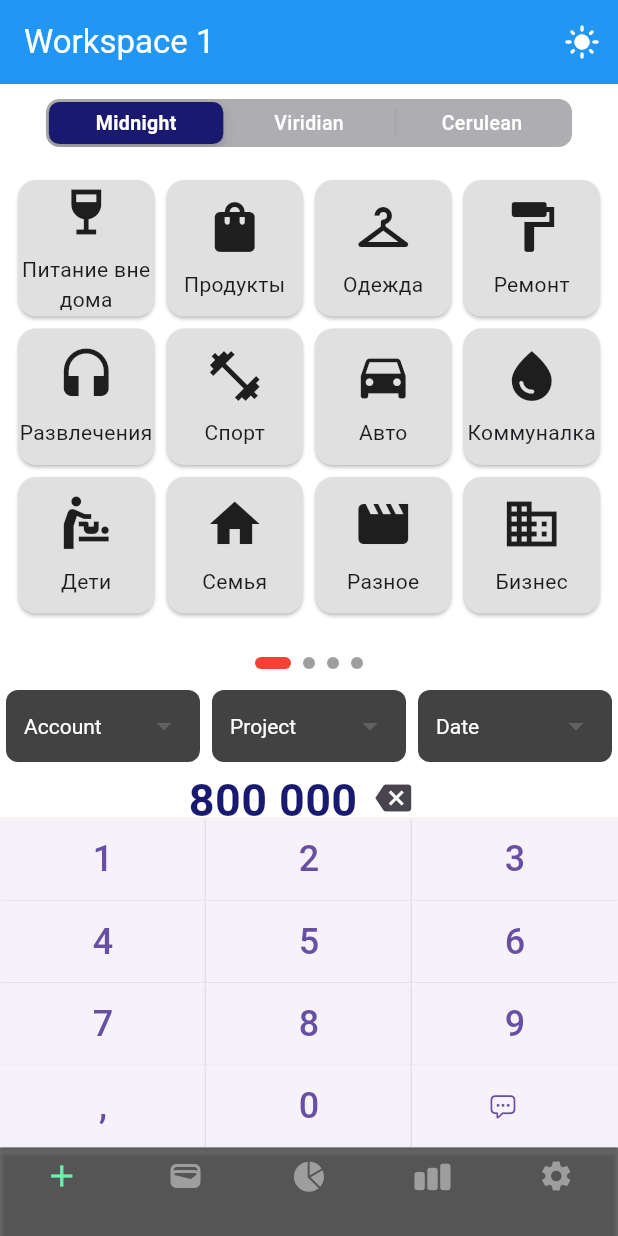
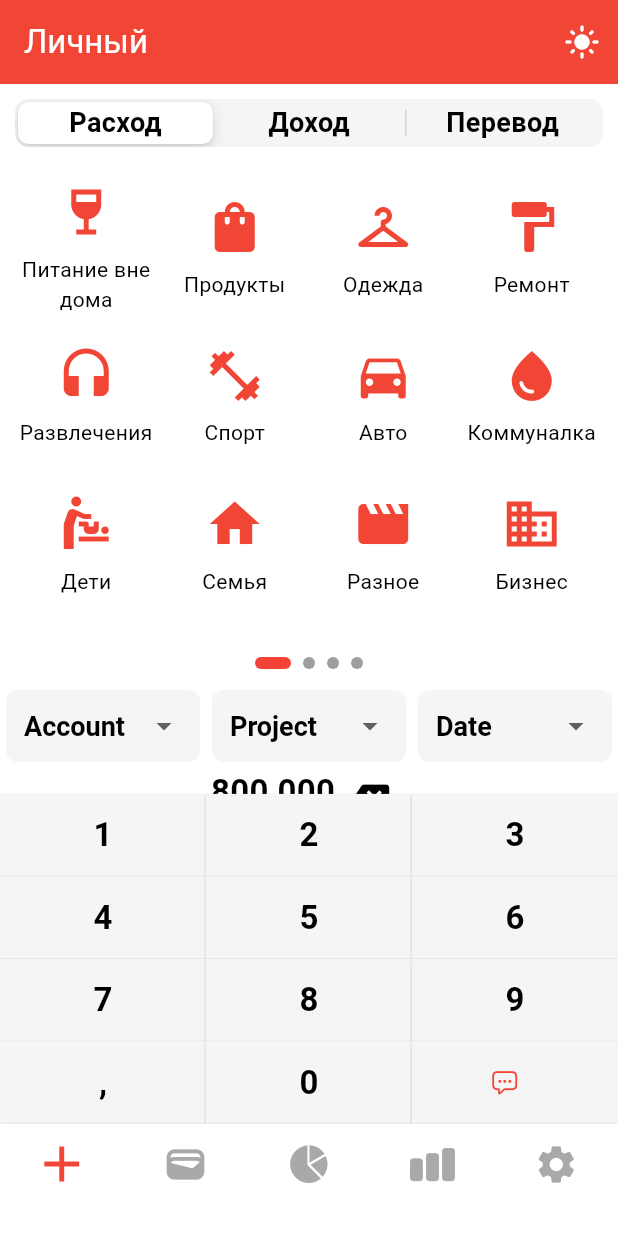
Before and after one commit to dkkairov/flutter_finance_app, a Flutter app: the screen it shows after launch, on a phone screen of 412 x 824 dp. Run offline on Flutter 3.47's test engine with Material 3 defaults, Android fonts, the phone set to English and light mode, and no system bars; drawn by our look-alikes of smooth_page_indicator; our stand-ins replace connectivity_plus, dio, drift, flutter_riverpod, flutter_secure_storage, freezed_annotation; accounts and stored records are empty; generated files the repository leaves out were written again; statements that could not run were skipped.

Commit message:
ИИ этап 2

```diff
--- /dev/null
+++ b/lib/core/theme/app_colors.dart
@@ -0,0 +1,28 @@
+import 'package:flutter/material.dart';
+
+class AppColors {
+  static const Color mainWhite = Color(0xFFFFFFFF);
+  static const Color mainRed = Color(0xFFF14635);
+  static const Color mainYellow = Color(0xFFFFD300);
+  static const Color mainGold = Color(0xFFD5AE6C);
+  static const Color mainGreen = Color(0xFFA3DB5A);
+  static const Color mainBlue = Color(0xFF0089D0);
+  static const Color mainLightGrey = Color(0xFFF5F5F5);
+  static const Color mainDarkGrey = Color(0xFF4A4A4A);
+  static const Color mainGrey = Color(0xFFA9A9A9);
+  static const Color mainBlack = Color(0xFF000000);
+
+  static const Color primary = Color(0xFFF14635);
+  static const Color primaryVariant = Color(0xFFC0382A);
+  static const Color secondary = Color(0xFF0089D0);
+  static const Color secondaryVariant = Color(0xFF006EA6);
+  static const Color surface = Color(0xFFF5F5F5);
+  static const Color background = Color(0xFFFFFFFF);
+  static const Color error = Color(0xFFF14635);
+
+  static const Color onPrimary = Color(0xFFFFFFFF);
+  static const Color onSecondary = Color(0xFF000000);
+  static const Color onSurface = Color(0xFF000000);
+  static const Color onBackground = Color(0xFF000000);
+  static const Color onError = Color(0xFFFFFFFF);
+}
--- /dev/null
+++ b/lib/core/theme/app_text_styles.dart
@@ -0,0 +1,74 @@
+import 'package:flutter/material.dart';
+import 'app_colors.dart';
+
+class AppTextStyles {
+  // 🌞 Светлая тема
+  static const TextStyle normalLarge = TextStyle(
+    fontSize: 22,
+    fontWeight: FontWeight.bold,
+    color: AppColors.onBackground
+  );
+
+  static const TextStyle normalMedium = TextStyle(
+    fontSize: 18,
+    fontWeight: FontWeight.w600,
+      color: AppColors.onBackground
+  );
+
+  static const TextStyle normalSmall = TextStyle(
+    fontSize: 14,
+    fontWeight: FontWeight.normal,
+      color: AppColors.onBackground
+  );
+
+  static const TextStyle onColorNormalLarge = TextStyle(
+    fontSize: 22,
+    fontWeight: FontWeight.bold,
+    color: AppColors.onPrimary,
+  );
+
+  static const TextStyle onColorNormalMedium = TextStyle(
+    fontSize: 18,
+    fontWeight: FontWeight.w600,
+    color: AppColors.onPrimary,
+  );
+
+  static const TextStyle onColorNormalSmall = TextStyle(
+    fontSize: 14,
+    fontWeight: FontWeight.normal,
+    color: AppColors.onPrimary,
+  );
+
+  static const TextStyle successText = TextStyle(
+    fontSize: 14,
+    fontWeight: FontWeight.normal,
+    color: AppColors.mainGreen,
+  );
+
+  static const TextStyle errorText = TextStyle(
+    fontSize: 14,
+    fontWeight: FontWeight.normal,
+    color: AppColors.error,
+  );
+
+
+
+  // 🌚 Тёмная тема
+  static const TextStyle darkNormalLarge = TextStyle(
+    fontSize: 22,
+    fontWeight: FontWeight.normal,
+    color: AppColors.onPrimary,
+  );
+
+  static const TextStyle darkNormalMedium = TextStyle(
+    fontSize: 18,
+    fontWeight: FontWeight.normal,
+    color: AppColors.onPrimary,
+  );
+
+  static const TextStyle darkNormalSmall = TextStyle(
+    fontSize: 14,
+    fontWeight: FontWeight.normal,
+    color: AppColors.onPrimary
+  );
+}
--- a/lib/core/theme/theme_manager.dart
+++ b/lib/core/theme/theme_manager.dart
@@ -1,30 +1,64 @@
-// lib/core/theme/theme_manager.dart
-
 import 'package:flutter/material.dart';
 import 'package:flutter_riverpod/flutter_riverpod.dart';
+
+import 'app_colors.dart';
+import 'app_text_styles.dart';
 
 final themeModeProvider = StateProvider<ThemeMode>((ref) => ThemeMode.system);
 
 class ThemeManager {
   static final lightTheme = ThemeData(
     brightness: Brightness.light,
-    primarySwatch: Colors.blue,
-    scaffoldBackgroundColor: Colors.white,
-    appBarTheme: const AppBarTheme(
-      backgroundColor: Colors.blue,
-      foregroundColor: Colors.white,
+    scaffoldBackgroundColor: AppColors.background,
+    appBarTheme: AppBarTheme(
+      backgroundColor: AppColors.mainRed,
+      foregroundColor: AppColors.mainWhite,
       elevation: 0,
+    ),
+    colorScheme: const ColorScheme(
+      brightness: Brightness.light,
+      primary: AppColors.primary,
+      onPrimary: AppColors.onPrimary,
+      primaryContainer: AppColors.primaryVariant,
+      secondary: AppColors.secondary,
+      onSecondary: AppColors.onSecondary,
+      secondaryContainer: AppColors.secondaryVariant,
+      surface: AppColors.surface,
+      onSurface: AppColors.onSurface,
+      error: AppColors.error,
+      onError: AppColors.onError,
+    ),
+    useMaterial3: true,
+    textTheme: const TextTheme(
+      headlineLarge: AppTextStyles.normalLarge,
+      headlineMedium: AppTextStyles.normalMedium,
+      bodyLarge: AppTextStyles.normalLarge,
+      bodyMedium: AppTextStyles.normalMedium,
+      labelLarge: AppTextStyles.normalLarge,
     ),
   );
 
   static final darkTheme = ThemeData(
     brightness: Brightness.dark,
-    primarySwatch: Colors.blue,
-    scaffoldBackgroundColor: Colors.black,
-    appBarTheme: const AppBarTheme(
-      backgroundColor: Colors.black,
-      foregroundColor: Colors.white,
-      elevation: 0,
+    colorScheme: const ColorScheme(
+      brightness: Brightness.dark,
+      primary: AppColors.primary,
+      onPrimary: AppColors.onPrimary,
+      primaryContainer: AppColors.primaryVariant,
+      secondary: AppColors.secondary,
+      onSecondary: AppColors.onSecondary,
+      secondaryContainer: AppColors.secondaryVariant,
+      surface: Color(0xFF1E1E1E),
+      onSurface: Colors.white,
+      error: AppColors.error,
+      onError: AppColors.onError,
     ),
+    textTheme: const TextTheme(
+      bodyLarge: AppTextStyles.darkNormalLarge,
+      bodyMedium: AppTextStyles.darkNormalMedium,
+      bodySmall: AppTextStyles.darkNormalSmall,
+      // Можно дополнить другими стилями, если нужно
+    ),
+    useMaterial3: true,
   );
 }
--- a/lib/features/add/presentation/add_screen.dart
+++ b/lib/features/add/presentation/add_screen.dart
@@ -1,4 +1,5 @@
 import 'package:flutter/material.dart';
+import 'package:flutter_app_1/core/theme/app_colors.dart';
 import 'package:flutter_app_1/features/add/presentation/sum_viewer_widget.dart';
 import 'package:flutter_app_1/features/add/presentation/transaction_type_selector_widget.dart';
 import 'package:flutter_riverpod/flutter_riverpod.dart';
@@ -9,14 +10,8 @@ import 'numeric_keypad_widget.dart';
 
 enum TransactionType { expense, income, transfer}
 
-Map<TransactionType, Color> skyColors = <TransactionType, Color>{
-  TransactionType.expense: const Color(0xff191970),
-  TransactionType.income: const Color(0xff40826d),
-  TransactionType.transfer: const Color(0xff007ba7),
-};
-
 class AddScreen extends ConsumerWidget {
-  AddScreen({super.key});
+  const AddScreen({super.key});
 
   @override
   Widget build(BuildContext context, WidgetRef ref) {
--- a/lib/features/add/presentation/additional_fields_widget.dart
+++ b/lib/features/add/presentation/additional_fields_widget.dart
@@ -1,4 +1,7 @@
 import 'package:flutter/material.dart';
+import 'package:flutter_app_1/core/theme/app_text_styles.dart';
+
+import '../../../core/theme/app_colors.dart';
 
 class AdditionalFieldsWidget extends StatefulWidget {
   @override
@@ -31,7 +34,7 @@ class _AdditionalFieldsWidgetState extends State<AdditionalFieldsWidget> {
                     padding: const EdgeInsets.all(4.0),
                     child: Container(
                       decoration: BoxDecoration(
-                        color: Colors.grey[800], // Серый фон
+                        color: AppColors.mainLightGrey,
                         borderRadius: BorderRadius.circular(8),
                       ),
                       padding: const EdgeInsets.symmetric(horizontal: 12),
@@ -40,8 +43,8 @@ class _AdditionalFieldsWidgetState extends State<AdditionalFieldsWidget> {
                         decoration: const InputDecoration(
                           border: InputBorder.none,
                         ),
-                        dropdownColor: Colors.grey[900], // Цвет списка
-                        style: const TextStyle(color: Colors.white), // Белый текст
+                        dropdownColor: AppColors.mainDarkGrey,
+                        style: AppTextStyles.normalMedium,
                         items: ['Option 1', 'Option 2', 'Option 3']
                             .map((item) => DropdownMenuItem(
                           value: item,
@@ -55,7 +58,7 @@ class _AdditionalFieldsWidgetState extends State<AdditionalFieldsWidget> {
                         },
                         hint: Text(
                           fields[j],
-                          style: const TextStyle(color: Colors.white),
+                          style: AppTextStyles.normalMedium,
                         ),
                       ),
                     ),
--- a/lib/features/add/presentation/category_picker_widget.dart
+++ b/lib/features/add/presentation/category_picker_widget.dart
@@ -1,4 +1,6 @@
 import 'package:flutter/material.dart';
+import 'package:flutter_app_1/core/theme/app_colors.dart';
+import 'package:flutter_app_1/core/theme/app_text_styles.dart';
 import 'package:smooth_page_indicator/smooth_page_indicator.dart';
 
 class CategoryPickerWidget extends StatelessWidget {
@@ -104,14 +106,14 @@ class CategoryTile extends StatelessWidget {
 
   @override
   Widget build(BuildContext context) {
-    return Card(
-      color: Colors.grey[300],
+    return Container(
+      color: AppColors.background,
       child: Column(
         mainAxisAlignment: MainAxisAlignment.center,
         children: [
-          Icon(category.icon, size: 40, color: Colors.black87),
+          Icon(category.icon, size: 40, color: AppColors.primary),
           const SizedBox(height: 8),
-          Text(category.name, textAlign: TextAlign.center, style: const TextStyle(fontSize: 14)),
+          Text(category.name, textAlign: TextAlign.center, style: AppTextStyles.normalSmall),
         ],
       ),
     );
--- a/lib/features/add/presentation/numeric_keypad_widget.dart
+++ b/lib/features/add/presentation/numeric_keypad_widget.dart
@@ -1,5 +1,6 @@
 import 'package:flutter/cupertino.dart';
 import 'package:flutter/material.dart';
+import 'package:flutter_app_1/core/theme/app_text_styles.dart';
 
 class NumericKeypadWidget extends StatelessWidget {
   final void Function(String) onKeyPressed;
@@ -36,16 +37,14 @@ class NumericKeypadWidget extends StatelessWidget {
             )
             : ElevatedButton(
             onPressed: () => onKeyPressed(keys[index]),
-            child: Text(
-                keys[index],
-                style: const TextStyle(
-                  fontSize: 24,
-                )
-            ),
             style: ElevatedButton.styleFrom(
               shape: RoundedRectangleBorder(
                 borderRadius: BorderRadius.zero,
               ),
+            ),
+            child: Text(
+                keys[index],
+                style: AppTextStyles.normalLarge
             ),
         );
       },
--- a/lib/features/add/presentation/sum_viewer_widget.dart
+++ b/lib/features/add/presentation/sum_viewer_widget.dart
@@ -1,4 +1,5 @@
 import 'package:flutter/material.dart';
+import 'package:flutter_app_1/core/theme/app_text_styles.dart';
 import 'add_screen.dart';
 
 class SumViewerWidget extends StatelessWidget {
@@ -12,11 +13,7 @@ class SumViewerWidget extends StatelessWidget {
         children: [
           Text(
             '800 000',
-            style: TextStyle(
-                fontSize: 30,
-                fontWeight: FontWeight.bold,
-                color: skyColors[TransactionType.expense]
-            ),
+            style: AppTextStyles.normalLarge,
           ),
           IconButton(
               onPressed: () {},
--- a/lib/features/add/presentation/transaction_type_selector_widget.dart
+++ b/lib/features/add/presentation/transaction_type_selector_widget.dart
@@ -1,5 +1,7 @@
 import 'package:flutter/cupertino.dart';
 import 'package:flutter/material.dart';
+import 'package:flutter_app_1/core/theme/app_colors.dart';
+import 'package:flutter_app_1/core/theme/app_text_styles.dart';
 import 'add_screen.dart';
 
 class TransactionTypeSelectorWidget extends StatelessWidget {
@@ -17,26 +19,26 @@ class TransactionTypeSelectorWidget extends StatelessWidget {
     return Container(
       padding: const EdgeInsets.all(10.0),
       child: CupertinoSlidingSegmentedControl<TransactionType>(
-        backgroundColor: CupertinoColors.systemGrey2,
-        thumbColor: skyColors[selectedSegment]!,
+        backgroundColor: AppColors.mainLightGrey,
+        thumbColor: AppColors.mainWhite,
         groupValue: selectedSegment,
         onValueChanged: (TransactionType? value) {
           if (value != null) {
             onValueChanged(value);
           }
         },
-        children: const <TransactionType, Widget>{
+        children: <TransactionType, Widget>{
           TransactionType.expense: Padding(
             padding: EdgeInsets.symmetric(horizontal: 20),
-            child: Text('Midnight', style: TextStyle(color: CupertinoColors.white)),
+            child: Text('Расход', style: AppTextStyles.normalMedium),
           ),
           TransactionType.income: Padding(
             padding: EdgeInsets.symmetric(horizontal: 20),
-            child: Text('Viridian', style: TextStyle(color: CupertinoColors.white)),
+            child: Text('Доход', style: AppTextStyles.normalMedium),
           ),
           TransactionType.transfer: Padding(
             padding: EdgeInsets.symmetric(horizontal: 20),
-            child: Text('Cerulean', style: TextStyle(color: CupertinoColors.white)),
+            child: Text('Перевод', style: AppTextStyles.normalMedium),
           ),
         },
       ),
--- a/lib/features/main/presentation/main_screen.dart
+++ b/lib/features/main/presentation/main_screen.dart
@@ -2,12 +2,14 @@ import 'package:flutter/cupertino.dart';
 import 'package:flutter/material.dart';
 import 'package:flutter_app_1/features/add/presentation/add_screen.dart';
 import 'package:flutter_riverpod/flutter_riverpod.dart';
+import '../../../core/theme/app_colors.dart';
 import '../../../features/reports/data/report_provider.dart';
 import '../../../common/widgets/theme_toggle_button.dart';
 import '../../../main.dart';
 import '../../accounts/presentation/accounts_list_screen.dart';
 import '../../budget/presentation/budget_screen.dart';
 import '../../settings/presentation/settings_screen.dart';
+import '../../transactions/presentation/screens/transactions_list_screen.dart';
 
 class MainScreen extends ConsumerWidget {
   const MainScreen({super.key});
@@ -20,21 +22,22 @@ class MainScreen extends ConsumerWidget {
       AccountsListScreen(),
       BudgetScreen(),
       BudgetScreen(),
-      BudgetScreen(),
+      TransactionListScreen(),
       // const SettingsScreen(),
     ];
+    final bottomNavigationBarIconsSize = 30.0;
     return SafeArea(
       child: Scaffold(
         appBar: AppBar(
-          title: Text('Workspace 1'),
+          title: Text('Личный'),
           actions: [ThemeToggleButton()],
         ),
         body: screens[currentScreenIndex],
         bottomNavigationBar: BottomNavigationBar(
           type: BottomNavigationBarType.fixed,
-          backgroundColor: Colors.black54,
-          selectedItemColor: Colors.greenAccent,
-          unselectedItemColor: Colors.grey,
+          backgroundColor: AppColors.background,
+          selectedItemColor: AppColors.primary,
+          unselectedItemColor: AppColors.mainGrey,
           showSelectedLabels: false,
           elevation: 1.5,
           currentIndex: currentScreenIndex,
@@ -47,6 +50,7 @@ class MainScreen extends ConsumerWidget {
                 label: '',
                 icon: Icon(
                     Icons.add,
+                    size: 40,
                     // color: (currentScreenIndex == 0)
                     //     ? Colors.amber
                     //     : Colors.white
@@ -56,6 +60,7 @@ class MainScreen extends ConsumerWidget {
                 label: '',
                 icon: Icon(
                   Icons.wallet,
+                  size: bottomNavigationBarIconsSize,
                   // color: (currentScreenIndex == 1)
                   //   ? Colors.amber
                   //   : Colors.white
@@ -65,18 +70,21 @@ class MainScreen extends ConsumerWidget {
                 label: '',
                 icon: Icon(
                   CupertinoIcons.chart_pie_fill,
+                  size: bottomNavigationBarIconsSize,
                 ),
             ),
             BottomNavigationBarItem(
                 label: '',
                 icon: Icon(
                   CupertinoIcons.chart_bar_fill,
+                  size: bottomNavigationBarIconsSize,
                 ),
             ),
             BottomNavigationBarItem(
                 label: '',
                 icon: Icon(
                     Icons.settings,
+                  size: bottomNavigationBarIconsSize,
                     // color: (currentScreenIndex == 4)
                     //     ? Colors.amber
                     //     : Colors.white
--- a/pubspec.yaml
+++ b/pubspec.yaml
@@ -26,7 +26,7 @@ dependencies:
   drift: ^2.26.0
   connectivity_plus: ^6.1.3
   drift_dev: ^2.26.0
-
+  sqlite3_flutter_libs: ^0.5.32
   freezed_annotation: ^3.0.0
   json_annotation: ^4.9.0
 
```
Also changed, not shown: lib/features/accounts/presentation/transaction_list_widget.dart (+4 -4 lines), lib/features/transactions/data/repositories/transaction_repository.dart (+64 -42 lines), lib/features/transactions/presentation/providers/transaction_provider.dart (+121 -121 lines), lib/features/transactions/presentation/screens/transaction_form_screen.dart (+12 -9 lines), lib/features/transactions/presentation/widgets/transaction_list_widget.dart (+40 -40 lines), pubspec.lock.
